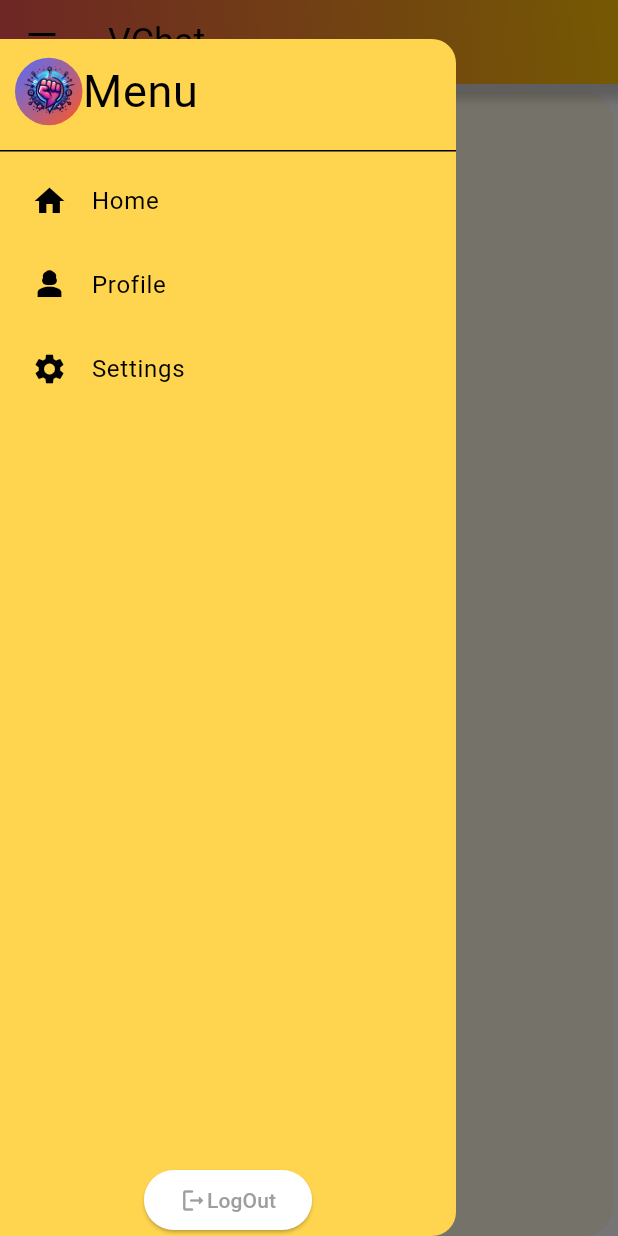
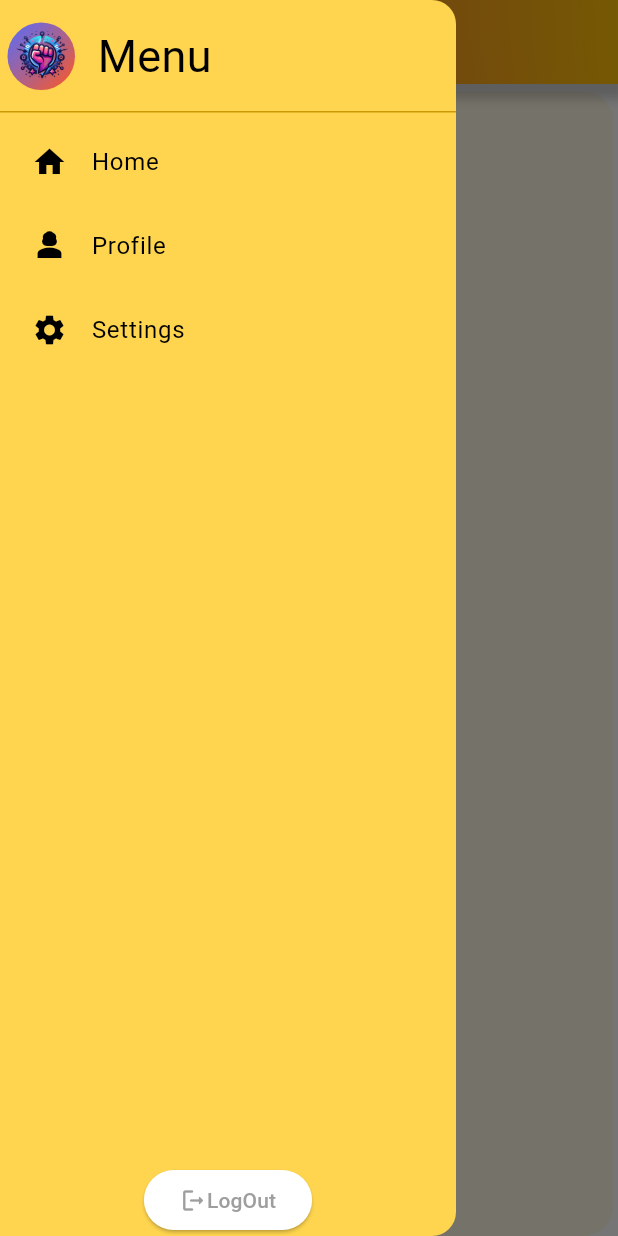
Before and after one commit to amankrmj01/ViChat, a Flutter app: the screen it shows once a user with an empty profile is signed in, with the side drawer open, on a phone screen of 412 x 824 dp. Run offline on Flutter 3.47's test engine with Material 3 defaults, Android fonts, the phone set to English and light mode, and no system bars; our stand-ins replace cloud_firestore, firebase_auth, firebase_core, flutter_screenutil; accounts and stored records are empty.

Commit message:
updated drawer UI

```diff
--- a/lib/components/my_drawer.dart
+++ b/lib/components/my_drawer.dart
@@ -1,7 +1,5 @@
 import 'package:firebase_auth/firebase_auth.dart';
-import 'package:flutter/cupertino.dart';
 import 'package:flutter/material.dart';
-import 'package:flutter/widgets.dart';
 import 'package:messenger_app/components/my_logo.dart';
 import 'package:messenger_app/pages/settings.dart';
 
@@ -11,9 +9,18 @@ class DrawerC extends StatelessWidget {
   const DrawerC({super.key});
   @override
   Widget build(BuildContext context) {
+    double statusBarHeight = MediaQuery.of(context).viewPadding.top;
+
+    // double? statusBarHeight = Get.statusBarHeight;
     List items = [
-      [const Text('Home'), Icons.home,(){Navigator.pop(context);}],
-      [const Text('Profile'), Icons.person_3_sharp,(){}],
+      [
+        const Text('Home'),
+        Icons.home,
+        () {
+          Navigator.pop(context);
+        }
+      ],
+      [const Text('Profile'), Icons.person_3_sharp, () {}],
       [
         const Text('Settings'),
         Icons.settings,
@@ -24,30 +31,33 @@ class DrawerC extends StatelessWidget {
       ],
     ];
     return Container(
-      padding: EdgeInsets.only(top: 26),
-      margin: EdgeInsets.zero,
+      padding: EdgeInsets.only(top: statusBarHeight ?? 36),
+      // margin: EdgeInsets.zero,
       child: Drawer(
         backgroundColor: Colors.amber.shade300,
         child: Column(
           mainAxisSize: MainAxisSize.min,
           children: [
-            const SizedBox(
+            Container(
               height: 75,
-              child: DrawerHeader(
+              padding: const EdgeInsets.all(5),
               margin: EdgeInsets.zero,
-                  padding: EdgeInsets.only(left: 10, bottom: 4, top: 0),
-                  child: Row(
+              alignment: Alignment.center,
+              child: const Row(
+                mainAxisAlignment: MainAxisAlignment.start,
                 children: [
                   MyLogo(
                     size: 0,
                   ),
+                  SizedBox(width: 15,),
                   Text(
                     'Menu',
                     style: TextStyle(fontSize: 30),
                   )
                 ],
-                  )),
               ),
+            ),
+            Divider(thickness: 1,height: 0,color: Color.lerp(Colors.amber, Colors.black, 0.2),),
             Expanded(
               child: ListView.builder(
                   padding: EdgeInsets.all(5),
@@ -80,7 +90,8 @@ class DrawerC extends StatelessWidget {
                     ],
                   ),
                 ),
-            ))
+              ),
+            )
           ],
         ),
       ),
```
Lines whose indentation alone changed are shown as unchanged.
